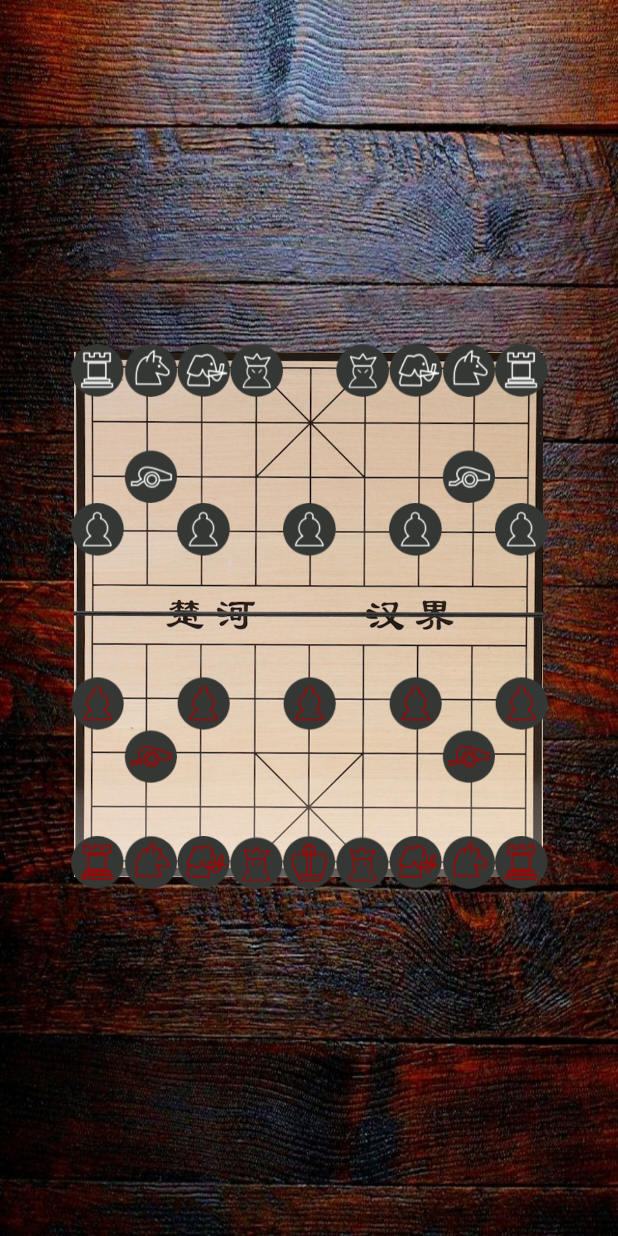
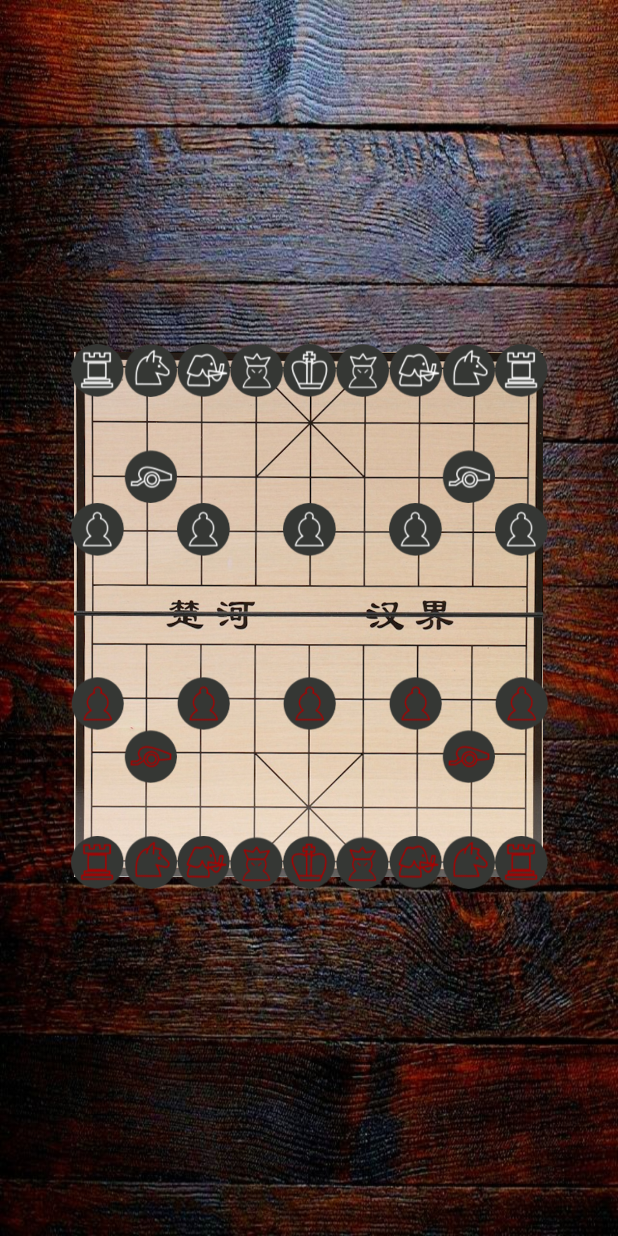
Before and after one commit to cf19ArnauCastillo/Xiangqi, an Android app: the Tablero screen opened directly, with no data from a screen before it, on a phone screen of 412 x 824 dp. Run offline under Robolectric (Android 15) with nearby library versions, the phone set to English and light mode, and no system bars; 2 statements that could not run were skipped.

Commit message:
tablero en proceso

```diff
--- a/app/src/main/res/layout/activity_tablero.xml
+++ b/app/src/main/res/layout/activity_tablero.xml
@@ -84,7 +84,8 @@
             <ImageView
                 android:id="@+id/e10"
                 android:layout_width="35dp"
-                android:layout_height="35dp" />
+                android:layout_height="35dp"
+                android:background="@drawable/Blancorey" />
 
             <ImageView
                 android:id="@+id/f10"
```
Also changed, not shown: app/src/main/res/drawable/Blancorey.png (renamed from app/src/main/res/Blancorey/circle-cropped (13).png).
